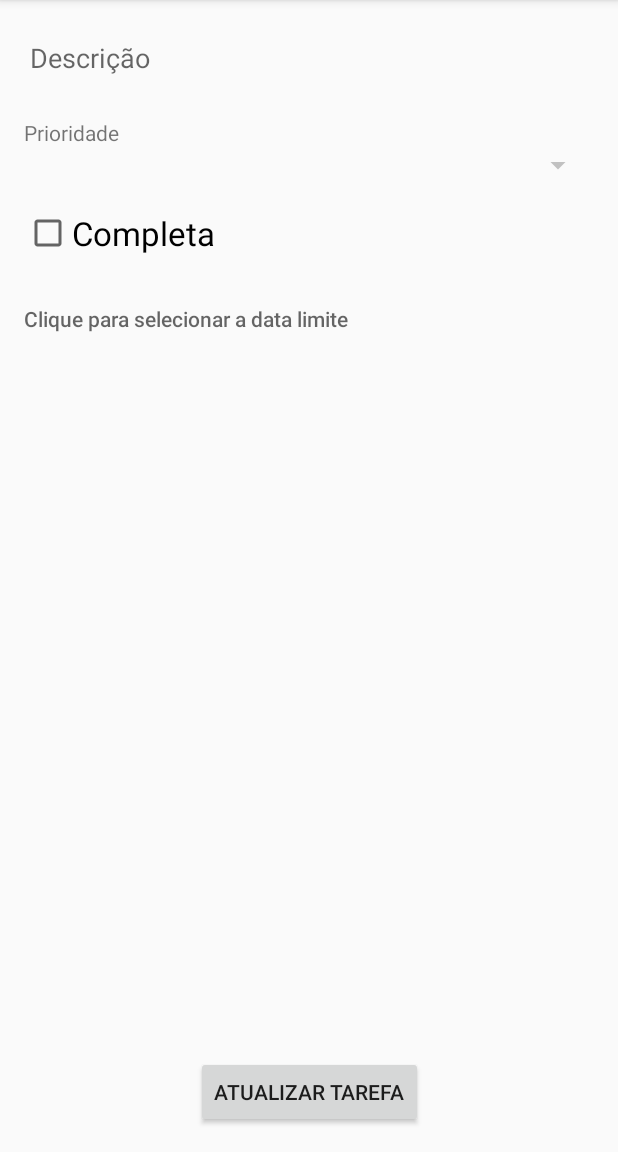
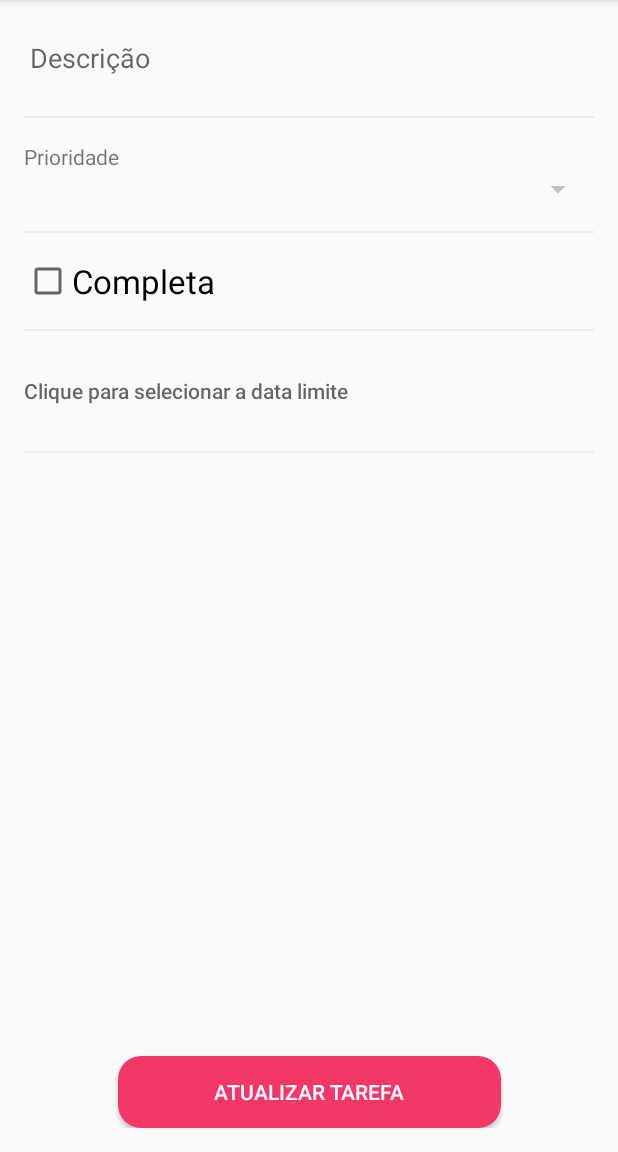
Before and after one commit to ImVanHellsing/Tasks, an Android app: the TaskFormActivity screen opened directly, with no data from a screen before it, on a phone screen of 412 x 824 dp, the part 84-1236 px from its top. Run offline under Robolectric (Android 15) with nearby library versions, the phone set to English and light mode, and no system bars; our stand-ins replace Room's generated code; network calls fail; pictures from the network do not load.

Commit message:
Finished the App

```diff
--- a/app/src/main/AndroidManifest.xml
+++ b/app/src/main/AndroidManifest.xml
@@ -18,7 +18,8 @@
         tools:ignore="HardcodedDebugMode">
         <activity android:name=".view.TaskFormActivity" />
         <activity android:name=".view.RegisterActivity" />
-        <activity android:name=".view.LoginActivity">
+        <activity android:name=".view.LoginActivity"
+            android:theme="@style/AppTheme.NoActionBar">
             <intent-filter>
                 <action android:name="android.intent.action.MAIN" />
                 <category android:name="android.intent.category.LAUNCHER" />
--- a/app/src/main/java/com/example/tasks/service/listener/APIListener.kt
+++ b/app/src/main/java/com/example/tasks/service/listener/APIListener.kt
@@ -1,6 +1,4 @@
 package com.example.tasks.service.listener
-
-import com.example.tasks.service.model.HeaderModel
 
 interface APIListener<T> {
     fun onSucess(model: T)
--- /dev/null
+++ b/app/src/main/res/drawable/shape_button.xml
@@ -0,0 +1,6 @@
+<?xml version="1.0" encoding="utf-8"?>
+<shape xmlns:android="http://schemas.android.com/apk/res/android"
+    android:shape="rectangle">
+    <solid android:color="@color/colorAccent" />
+    <corners android:radius="15dp" />
+</shape>
--- a/app/src/main/res/layout/activity_login.xml
+++ b/app/src/main/res/layout/activity_login.xml
@@ -4,6 +4,7 @@
     xmlns:tools="http://schemas.android.com/tools"
     android:layout_width="match_parent"
     android:layout_height="match_parent"
+    android:background="@drawable/shape_background"
     android:padding="16dp"
     tools:context=".view.LoginActivity">
 
@@ -20,6 +21,7 @@
 
     <EditText
         android:id="@+id/edit_email"
+        style="@style/DefaultEditText"
         android:layout_width="0dp"
         android:layout_height="wrap_content"
         android:layout_marginTop="64dp"
@@ -33,6 +35,7 @@
 
     <EditText
         android:id="@+id/edit_password"
+        style="@style/DefaultEditText"
         android:layout_width="0dp"
         android:layout_height="wrap_content"
         android:layout_marginTop="16dp"
@@ -46,6 +49,7 @@
 
     <Button
         android:id="@+id/button_login"
+        style="@style/DefaultButton"
         android:layout_width="wrap_content"
         android:layout_height="wrap_content"
         android:layout_gravity="center_horizontal"
@@ -61,6 +65,7 @@
         android:layout_height="wrap_content"
         android:layout_alignParentBottom="true"
         android:text="@string/nao_tem_uma_conta"
+        android:textColor="@color/white"
         app:layout_constraintBottom_toBottomOf="parent"
         app:layout_constraintHorizontal_chainStyle="packed"
         app:layout_constraintLeft_toLeftOf="parent"
@@ -74,6 +79,7 @@
         android:layout_marginStart="8dp"
         android:layout_toEndOf="@id/text_new_account"
         android:text="@string/cadastre_se"
+        android:textColor="@color/white"
         android:textStyle="bold"
         app:layout_constraintBottom_toBottomOf="parent"
         app:layout_constraintLeft_toRightOf="@id/text_new_account"
--- a/app/src/main/res/layout/activity_register.xml
+++ b/app/src/main/res/layout/activity_register.xml
@@ -49,6 +49,7 @@
 
     <Button
         android:id="@+id/button_save"
+        style="@style/DefaultButton"
         android:layout_width="wrap_content"
         android:layout_height="wrap_content"
         android:layout_gravity="center_horizontal"
--- a/app/src/main/res/layout/activity_task_form.xml
+++ b/app/src/main/res/layout/activity_task_form.xml
@@ -19,6 +19,7 @@
 
     <View
         android:id="@+id/view_description"
+        style="@style/ViewDivider"
         android:layout_width="match_parent"
         android:layout_height="1dp"
         app:layout_constraintTop_toBottomOf="@+id/edit_description" />
@@ -44,6 +45,7 @@
 
     <View
         android:id="@+id/view_complete"
+        style="@style/ViewDivider"
         android:layout_width="0dp"
         android:layout_height="1dp"
         app:layout_constraintLeft_toLeftOf="parent"
@@ -63,6 +65,7 @@
 
     <View
         android:id="@+id/view_date"
+        style="@style/ViewDivider"
         android:layout_width="0dp"
         android:layout_height="1dp"
         app:layout_constraintLeft_toLeftOf="parent"
@@ -83,6 +86,7 @@
 
     <View
         android:id="@+id/view_save"
+        style="@style/ViewDivider"
         android:layout_width="0dp"
         android:layout_height="1dp"
         app:layout_constraintLeft_toLeftOf="parent"
@@ -91,6 +95,7 @@
 
     <Button
         android:id="@+id/button_save"
+        style="@style/DefaultButton"
         android:layout_width="wrap_content"
         android:layout_height="wrap_content"
         android:text="@string/adicionar_tarefa"
--- a/app/src/main/res/layout/app_bar_main.xml
+++ b/app/src/main/res/layout/app_bar_main.xml
@@ -28,6 +28,6 @@
         android:layout_height="wrap_content"
         android:layout_gravity="bottom|end"
         android:layout_margin="@dimen/fab_margin"
-        app:srcCompat="@android:drawable/ic_input_add" />
+        android:src="@drawable/ic_add"/>
 
 </androidx.coordinatorlayout.widget.CoordinatorLayout>
--- a/app/src/main/res/layout/content_main.xml
+++ b/app/src/main/res/layout/content_main.xml
@@ -17,4 +17,5 @@
         app:layout_constraintRight_toRightOf="parent"
         app:layout_constraintTop_toTopOf="parent"
         app:navGraph="@navigation/mobile_navigation" />
+
 </androidx.constraintlayout.widget.ConstraintLayout>
--- a/app/src/main/res/layout/nav_header_main.xml
+++ b/app/src/main/res/layout/nav_header_main.xml
@@ -3,7 +3,7 @@
     xmlns:app="http://schemas.android.com/apk/res-auto"
     android:layout_width="match_parent"
     android:layout_height="@dimen/nav_header_height"
-    android:background="@drawable/side_nav_bar"
+    android:background="@drawable/shape_background"
     android:gravity="bottom"
     android:orientation="vertical"
     android:paddingLeft="@dimen/activity_horizontal_margin"
--- a/app/src/main/res/values-v21/styles.xml
+++ /dev/null
@@ -1,8 +0,0 @@
-<resources>
-
-    <style name="AppTheme.NoActionBar">
-        <item name="windowActionBar">false</item>
-        <item name="windowNoTitle">true</item>
-        <item name="android:statusBarColor">@android:color/transparent</item>
-    </style>
-</resources>
--- a/app/src/main/res/values/styles.xml
+++ b/app/src/main/res/values/styles.xml
@@ -11,6 +11,29 @@
     <style name="AppTheme.NoActionBar">
         <item name="windowActionBar">false</item>
         <item name="windowNoTitle">true</item>
+        <item name="android:windowTranslucentStatus">true</item>
+        <item name="android:windowTranslucentNavigation">false</item>
+    </style>
+
+    <style name="DefaultButton">
+        <item name="android:background">@drawable/shape_button</item>
+        <item name="android:textColor">@color/white</item>
+        <item name="android:textAllCaps">true</item>
+        <item name="android:paddingStart">64dp</item>
+        <item name="android:paddingEnd">64dp</item>
+    </style>
+
+    <style name="DefaultEditText">
+        <item name="android:backgroundTint">@color/white</item>
+        <item name="android:textColor">@color/white</item>
+        <item name="drawableTint">@color/white</item>
+        <item name="android:textColorHint">@color/white</item>
+    </style>
+
+    <style name="ViewDivider">
+        <item name="android:background">#ececec</item>
+        <item name="android:layout_marginTop">16dp</item>
+        <item name="android:layout_height">2dp</item>
     </style>
 
     <style name="AppTheme.AppBarOverlay" parent="ThemeOverlay.AppCompat.Dark.ActionBar" />
```
Also changed, not shown: app/src/main/res/drawable/ic_baseline_add_24.xml (added, +10 -0 lines), app/src/main/res/drawable/shape_background.xml (added, +9 -0 lines).
